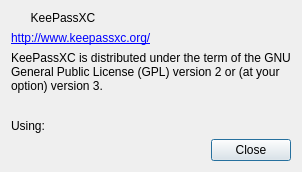
The window that src/gui/AboutDialog.ui (keepassxreboot/keepassxc) describes before a commit, drawn with Qt 5.
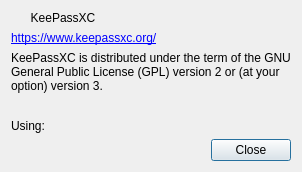
The same window after the commit.

Commit message: Use HTTPS

Patch:
```diff
--- a/src/gui/AboutDialog.ui
+++ b/src/gui/AboutDialog.ui
@@ -53,7 +53,7 @@
       </sizepolicy>
      </property>
      <property name="text">
-      <string notr="true">&lt;a href=&quot;http://www.keepassxc.org/&quot;&gt;http://www.keepassxc.org/&lt;/a&gt;</string>
+      <string notr="true">&lt;a href=&quot;https://www.keepassxc.org/&quot;&gt;https://www.keepassxc.org/&lt;/a&gt;</string>
      </property>
      <property name="openExternalLinks">
       <bool>true</bool>
```
